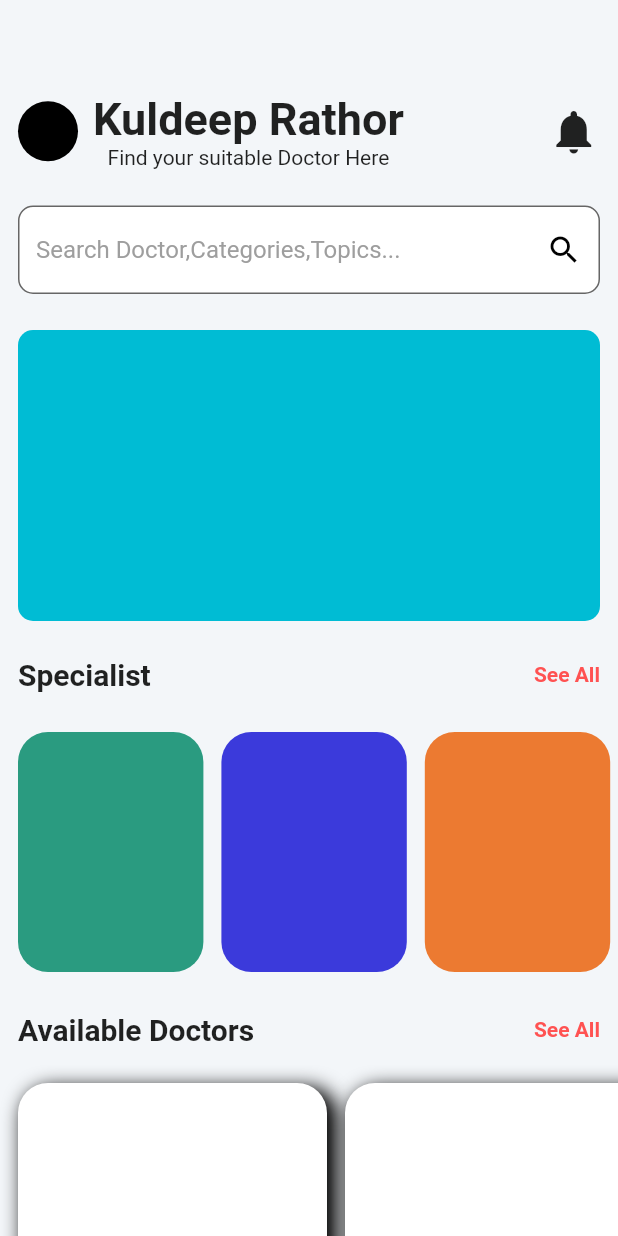
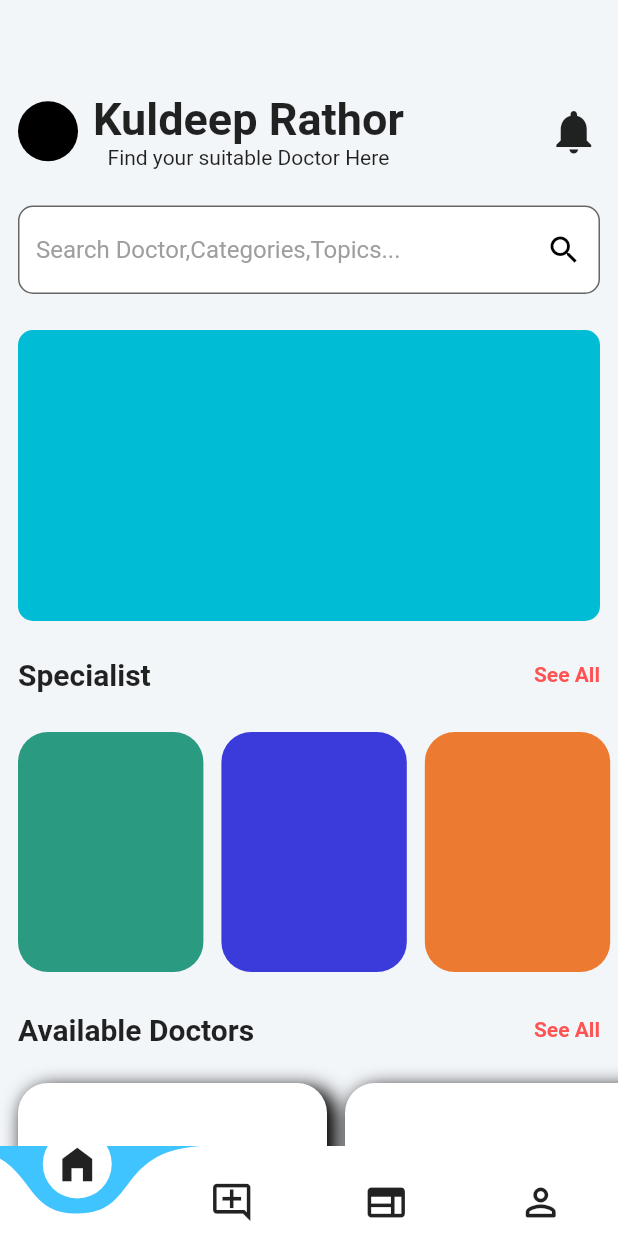
Before and after one commit to KuldeepRathor/Terna-Telemedicine, a Flutter app: the screen it shows after launch, on a phone screen of 412 x 824 dp. Run offline on Flutter 3.47's test engine with Material 2 defaults, Android fonts, the phone set to English and light mode, and no system bars; drawn by our look-alikes of carousel_slider, curved_navigation_bar.

Commit message:
Bt Nav bar

```diff
--- a/lib/main.dart
+++ b/lib/main.dart
@@ -1,5 +1,7 @@
 import 'package:flutter/material.dart';
+import 'package:terna_telemedicine/nav_bar/bottomnavbar.dart';
 import 'package:terna_telemedicine/screens/homepage.dart';
+import 'package:terna_telemedicine/screens/onboarding_screen.dart';
 
 void main() {
   runApp(const MyApp());
@@ -16,7 +18,7 @@ class MyApp extends StatelessWidget {
       theme: ThemeData(
         primarySwatch: Colors.blue,
       ),
-      home: HomePage(),
+      home: BottomNavBar(),
     );
   }
 }
--- /dev/null
+++ b/lib/nav_bar/bottomnavbar.dart
@@ -0,0 +1,59 @@
+import 'package:flutter/material.dart';
+import 'package:curved_navigation_bar/curved_navigation_bar.dart';
+import 'package:terna_telemedicine/screens/Blogs.dart';
+import 'package:terna_telemedicine/screens/Profile.dart';
+import 'package:terna_telemedicine/screens/appointment.dart';
+import 'package:terna_telemedicine/screens/homepage.dart';
+
+void main() => runApp(MaterialApp(home: BottomNavBar()));
+
+class BottomNavBar extends StatefulWidget {
+  @override
+  _BottomNavBarState createState() => _BottomNavBarState();
+}
+
+class _BottomNavBarState extends State<BottomNavBar> {
+  // int _page = 0;
+  // final GlobalKey<CurvedNavigationBarState> _bottomNavigationKey = GlobalKey();
+
+  int index = 0;
+
+  final screens = [
+    HomePage(),
+    Appointment(),
+    Blogs(),
+    Profile(),
+  ];
+
+  @override
+  Widget build(BuildContext context) {
+    final items = <Widget>[
+      Icon(Icons.home_filled, size: 30),
+      Icon(Icons.add_comment_outlined, size: 30),
+      Icon(Icons.web_outlined, size: 30),
+      Icon(Icons.perm_identity_rounded, size: 30),
+      // Icon(Icons.perm_identity, size: 30),
+    ];
+    return Scaffold(
+      extendBody: true,
+      bottomNavigationBar: CurvedNavigationBar(
+        // key: _bottomNavigationKey,
+        index: index,
+        height: 60.0,
+        items: items,
+        color: Colors.white,
+        buttonBackgroundColor: Colors.white,
+        backgroundColor: Colors.lightBlueAccent,
+        animationCurve: Curves.easeInOut,
+        animationDuration: const Duration(milliseconds: 600),
+        onTap: (index) {
+          setState(() {
+            this.index = index;
+          });
+        },
+        letIndexChange: (index) => true,
+      ),
+      body: screens[index],
+    );
+  }
+}
--- a/pubspec.yaml
+++ b/pubspec.yaml
@@ -35,7 +35,9 @@ dependencies:
   # Use with the CupertinoIcons class for iOS style icons.
   cupertino_icons: ^1.0.2
   carousel_slider: ^4.1.1
-
+  introduction_screen: ^3.0.2
+  fluid_bottom_nav_bar: ^1.3.0
+  curved_navigation_bar: ^1.0.3
 dev_dependencies:
   flutter_test:
     sdk: flutter
```
Also changed, not shown: lib/screens/Blogs.dart (added, +12 -0 lines), lib/screens/Profile.dart (added, +13 -0 lines), lib/screens/appointment.dart (added, +12 -0 lines), lib/screens/onboarding_screen.dart (added, +64 -0 lines), pubspec.lock, 1 other file.
